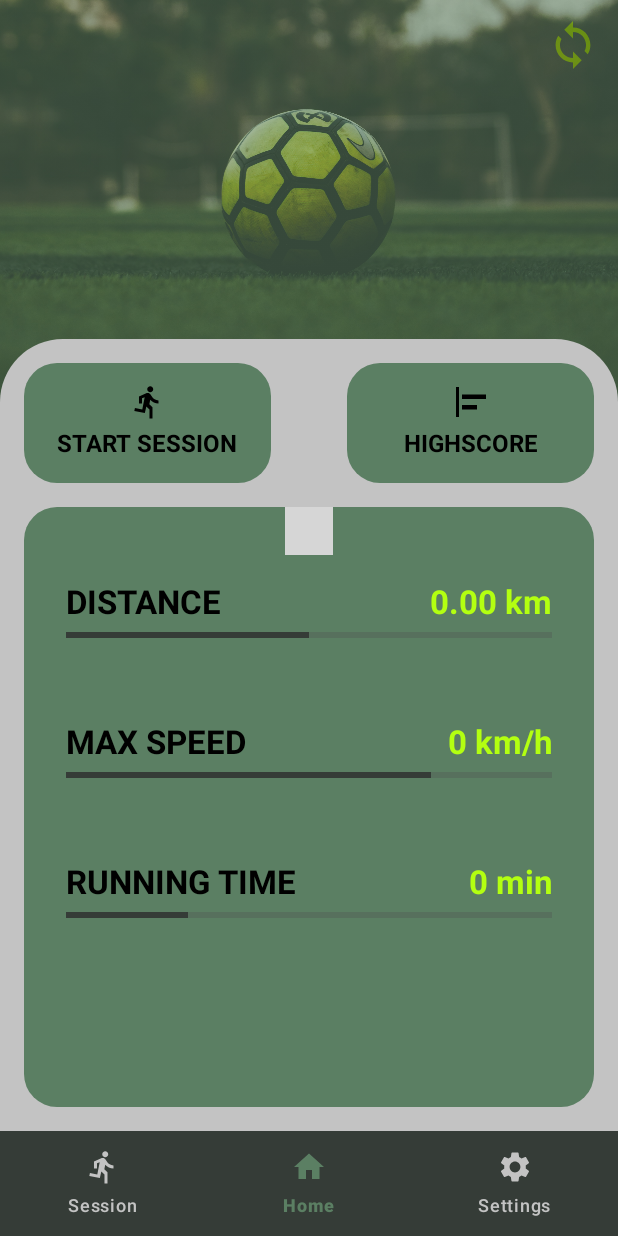
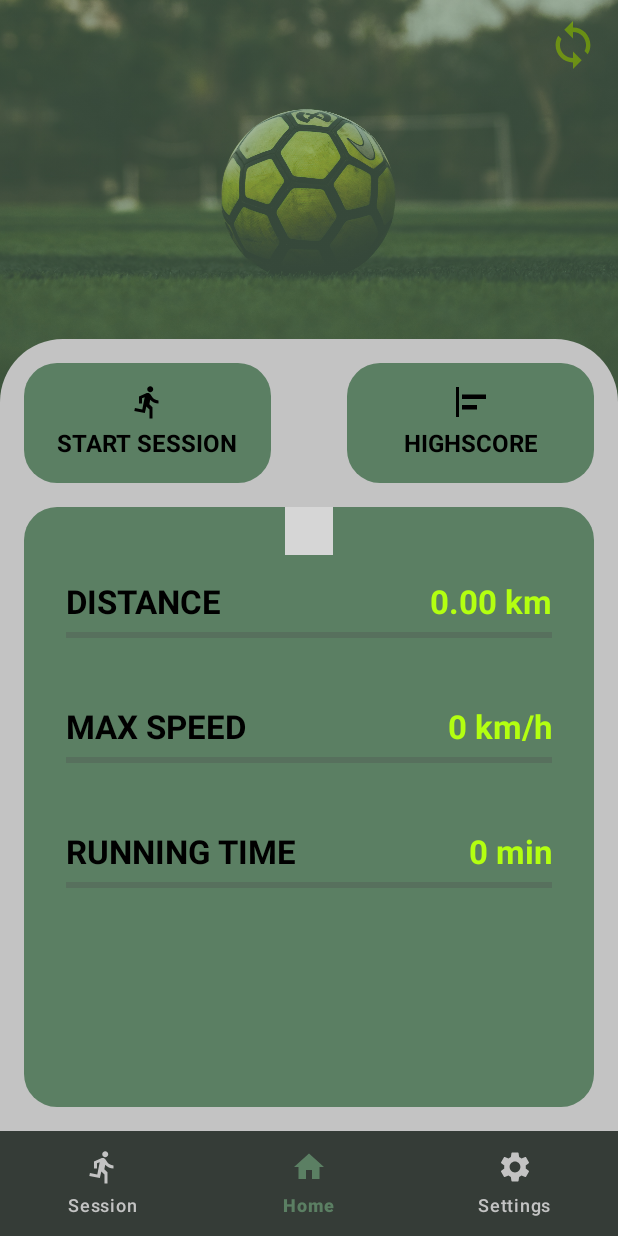
Before and after one commit to sgatnar/Footix, an Android app: the screen it shows after launch (MainActivity), on a phone screen of 412 x 824 dp. Run offline under Robolectric (Android 15) with nearby library versions, the phone set to English and light mode, and no system bars; our stand-ins replace Room's generated code; libraries missing offline, so code that uses them is left out: com.harrywhewell.scrolldatepicker, org.eclipse.paho; plain views replace DayScrollDatePicker; 4 statements that could not run were skipped; grey boxes are pictures that could not be loaded.

Commit message:
Calendar functionality implemented

```diff
--- a/app/src/main/AndroidManifest.xml
+++ b/app/src/main/AndroidManifest.xml
@@ -21,7 +21,9 @@
         tools:targetApi="31"
         tools:ignore="ExtraText">
 
-        <service android:name="org.eclipse.paho.android.service.MqttService" />
+        <service
+            android:name="org.eclipse.paho.android.service.MqttService">
+        </service>
 
         <activity
             android:name=".MainActivity"
--- a/app/src/main/java/com/example/footixappbachelorarbeit/adapters/CalendarAdapter.kt
+++ b/app/src/main/java/com/example/footixappbachelorarbeit/adapters/CalendarAdapter.kt
@@ -26,12 +26,13 @@ class CalendarAdapter(private val items: List<CalendarItem>) : RecyclerView.Adap
 
         holder.descriptionTextView.text = item.description
         holder.valueTextView.text = item.value
-        holder.progressBar.progress = item.progress
+        holder.progressBar.max = item.maxProgress
+        holder.progressBar.progress = item.progress!!
     }
 
     override fun getItemCount(): Int {
         return items.size
     }
 
-    data class CalendarItem(val description: String, val value: String, val progress: Int)
+    data class CalendarItem(val description: String, val value: String, val progress: Int?, val maxProgress: Int)
 }
--- a/app/src/main/java/com/example/footixappbachelorarbeit/fragments/SessionFragment.kt
+++ b/app/src/main/java/com/example/footixappbachelorarbeit/fragments/SessionFragment.kt
@@ -182,8 +182,8 @@ class SessionFragment : Fragment() {
 
         GlobalScope.launch(Dispatchers.IO) {
             val date = LocalDate.now().format(DateTimeFormatter.ofPattern("dd.MM.yyyy")).toString()
-            val distance = 1.1f
-            val speed = 2.2f
+            val distance = 5.5f
+            val speed = 23f
             var time = currentTimeInSeconds
             var timeFormated = formatTime(time)
 
--- a/app/src/main/java/com/example/footixappbachelorarbeit/fragments/SettingsFragment.kt
+++ b/app/src/main/java/com/example/footixappbachelorarbeit/fragments/SettingsFragment.kt
@@ -81,7 +81,8 @@ class SettingsFragment : Fragment() {
         (activity as AppCompatActivity).setSupportActionBar(toolbar)
         (activity as AppCompatActivity).supportActionBar?.setDisplayShowTitleEnabled(false)
         nameDescription.text = getString(R.string.developerName)
-        sessionText.text = getString(R.string.session)
+
+        sessionText.text = getString(R.string.sessions)
     }
 
     private fun setupBackButton() {
--- a/app/src/main/java/com/example/footixappbachelorarbeit/viewModelLiveData/Session.kt
+++ b/app/src/main/java/com/example/footixappbachelorarbeit/viewModelLiveData/Session.kt
@@ -3,8 +3,6 @@ package com.example.footixappbachelorarbeit.viewModelLiveData
 import androidx.room.ColumnInfo
 import androidx.room.Entity
 import androidx.room.PrimaryKey
-import java.time.LocalDate
-import java.util.Date
 
 @Entity(tableName = "session")
 data class Session(
--- a/app/src/main/java/com/example/footixappbachelorarbeit/viewModelLiveData/ViewModelFragmentHandler.kt
+++ b/app/src/main/java/com/example/footixappbachelorarbeit/viewModelLiveData/ViewModelFragmentHandler.kt
@@ -2,14 +2,10 @@ package com.example.footixappbachelorarbeit.viewModelLiveData
 
 import androidx.lifecycle.MutableLiveData
 import androidx.lifecycle.ViewModel
-import androidx.lifecycle.viewModelScope
-import kotlinx.coroutines.Dispatchers
-import kotlinx.coroutines.launch
 
 class ViewModelFragmentHandler: ViewModel() {
 
-    var amountOfSession = MutableLiveData<Int>(12)
-
+    var amountOfSession = MutableLiveData<Int>(0)
     val sessionTimerValue = MutableLiveData<Long>(0L)
 
     val activeSession: MutableLiveData<Boolean> by lazy {
@@ -23,9 +19,4 @@ class ViewModelFragmentHandler: ViewModel() {
             value = false
         }
     }
-
-    fun refreshData() {
-        //amountOfSession.value = amountOfSession.value?.plus(1)
-        //sessionTimerValue.value = sessionTimerValue.value?.plus(1000)
-    }
 }
--- a/app/src/main/res/layout/calendar_listitem.xml
+++ b/app/src/main/res/layout/calendar_listitem.xml
@@ -1,12 +1,11 @@
 <?xml version="1.0" encoding="utf-8"?>
 <androidx.constraintlayout.widget.ConstraintLayout xmlns:android="http://schemas.android.com/apk/res/android"
     xmlns:app="http://schemas.android.com/apk/res-auto"
-    xmlns:tools="http://schemas.android.com/tools"
     android:layout_width="match_parent"
     android:layout_height="wrap_content"
     android:orientation="vertical"
     android:layout_marginHorizontal="28dp"
-    android:layout_marginBottom="32dp">
+    android:layout_marginBottom="22dp">
 
     <LinearLayout
         android:id="@+id/linearLayout"
@@ -21,7 +20,7 @@
         <TextView
             android:id="@+id/calendar_item_description"
             android:layout_width="0dp"
-            android:layout_height="wrap_content"
+            android:layout_height="match_parent"
             android:layout_weight="1"
             android:textSize="22sp"
             android:textStyle="bold"
@@ -33,7 +32,7 @@
         <TextView
             android:id="@+id/calendar_item_value"
             android:layout_width="wrap_content"
-            android:layout_height="wrap_content"
+            android:layout_height="match_parent"
             android:textColor="@color/yellow_footix"
             android:textSize="22sp"
             android:textStyle="bold"
--- a/app/src/main/res/layout/fragment_home.xml
+++ b/app/src/main/res/layout/fragment_home.xml
@@ -81,7 +81,7 @@
             <androidx.recyclerview.widget.RecyclerView
                 android:id="@+id/recyclerView"
                 android:layout_width="match_parent"
-                android:layout_height="match_parent" />
+                android:layout_height="wrap_content"/>
 
         </LinearLayout>
 
@@ -93,8 +93,8 @@
         style="?android:attr/progressBarStyle"
         android:layout_width="0dp"
         android:layout_height="0dp"
-        android:progressTint="@color/black_footix"
-        android:foregroundTint="@color/black_footix"
+        android:progressTint="@color/yellow_footix"
+        android:foregroundTint="@color/yellow_footix"
         app:layout_constraintBottom_toBottomOf="@+id/bannerImage"
         app:layout_constraintEnd_toEndOf="@+id/bannerImage"
         app:layout_constraintStart_toStartOf="@+id/bannerImage"
--- a/app/src/main/res/layout/settings_listitem.xml
+++ b/app/src/main/res/layout/settings_listitem.xml
@@ -47,5 +47,4 @@
         app:layout_constraintTop_toTopOf="parent"
         app:layout_constraintVertical_bias="1.0" />
 
-
 </androidx.constraintlayout.widget.ConstraintLayout>
--- a/app/src/main/res/values/strings.xml
+++ b/app/src/main/res/values/strings.xml
@@ -10,7 +10,7 @@
     <string name="save">SAVE</string>
     <string name="placeholder">Placeholder</string>
     <string name="initKilometers">0.00</string>
-    <string name="calnderInitDistance">0.00 km</string>
+    <string name="calenderInitDistance">0.00 km</string>
     <string name="calendarInitMaxSpeed">0 km/h</string>
     <string name="calendarInitRunTime"> 0 min</string>
     <string name="startSessionButton">START SESSION</string>
@@ -21,6 +21,7 @@
     <string name="endSession">Do you want to end the session?</string>
     <string name="stopSession">STOP CURRENT SESSION</string>
     <string name="startSession">START SESSION</string>
+    <string name="sessions">SESSION(S)</string>
     <string name="startingNewSession">START A NEW SESSION?</string>
     <string name="succesfullSession">The session has been saved.</string>
     <string name="noSession">No session for this day.</string>
```
Also changed, not shown: app/src/main/java/com/example/footixappbachelorarbeit/fragments/HomeFragment.kt (+46 -41 lines), app/src/main/res/layout/fragment_settings.xml (+6 -8 lines).
